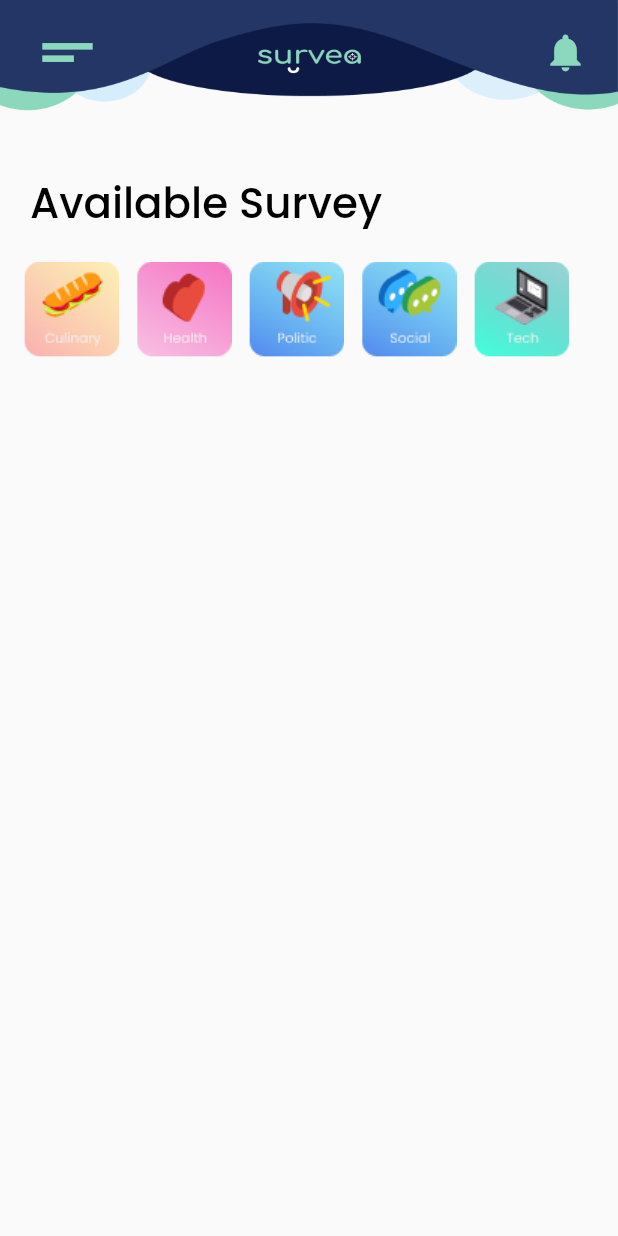
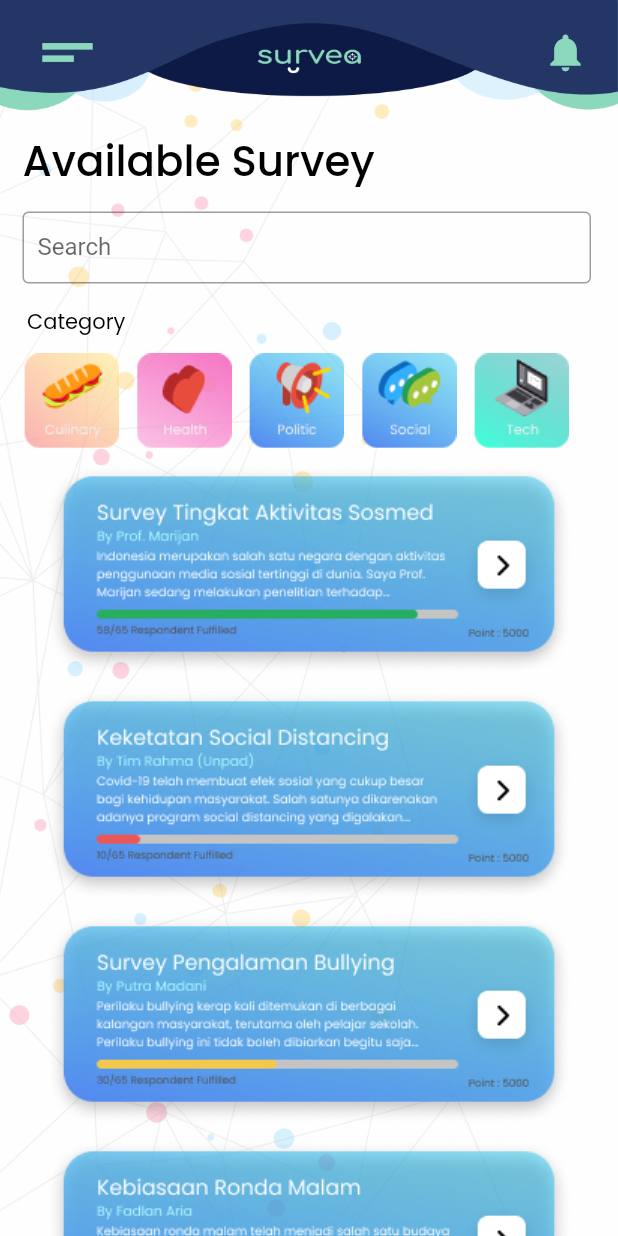
Before and after one commit to hazelflith/survea_app, a Flutter app: the screen it shows after launch, on a phone screen of 412 x 824 dp. Run offline on Flutter 3.47's test engine with Material 2 defaults, Android fonts, the phone set to English and light mode, and no system bars; our stand-ins replace dio, get_it, stacked, webview_flutter.

Commit message:
survey list view

```diff
--- a/lib/ui/router.dart
+++ b/lib/ui/router.dart
@@ -15,6 +15,8 @@ class Router {
         return MaterialPageRoute(builder: (_) => Survey());
       case 'surveylist':
         return MaterialPageRoute(builder: (_) => SurveyList());
+      case 'surveycreate':
+        return MaterialPageRoute(builder: (_) => SurveyCreate());
       default:
         return MaterialPageRoute(builder: (_) {
           return Scaffold(
--- a/lib/ui/views/all_views.dart
+++ b/lib/ui/views/all_views.dart
@@ -3,3 +3,4 @@ export 'login_view.dart';
 export 'register_view.dart';
 export 'survey_view.dart';
 export 'surveylist_view.dart';
+export 'surveycreate_view.dart';
--- a/lib/ui/views/surveylist_view.dart
+++ b/lib/ui/views/surveylist_view.dart
@@ -2,7 +2,6 @@ import 'package:flutter/material.dart';
 import 'package:survea_app/ui/ui_helper.dart';
 import 'package:survea_app/ui/widgets/appbar/home_appbar.dart';
 import 'package:survea_app/ui/widgets/appbar/menu_drawer.dart';
-import 'package:survea_app/ui/widgets/surveycat_list.dart';
 
 class SurveyList extends StatefulWidget {
   @override
@@ -16,12 +15,19 @@ class _SurveyListState extends State<SurveyList> {
   @override
   Widget build(BuildContext context) {
     UIHelper.init(context);
-    return Scaffold(
+    return Container(
+        decoration: BoxDecoration(
+          image: DecorationImage(
+            image: AssetImage('assets/image/home/bg.png'),
+            fit: BoxFit.fill,
+          ),
+        ),
+        child: Scaffold(
+            backgroundColor: Colors.transparent,
             drawer: MenuDrawer(),
             key: _scaffoldKey,
             body: SafeArea(
-            child: ListView(
-          children: <Widget>[
+              child: ListView(children: <Widget>[
                 Container(
                     decoration: BoxDecoration(
                   image: DecorationImage(
@@ -41,11 +47,11 @@ class _SurveyListState extends State<SurveyList> {
                     child: HomeAppBar(scaffoldKey: _scaffoldKey),
                   ),
                 ),
-            UIHelper.vSpaceMedium(),
+                UIHelper.vSpaceSmall(),
                 Container(
                   child: Padding(
-                padding: const EdgeInsets.symmetric(
-                    horizontal: 20.0, vertical: 15.0),
+                    padding: const EdgeInsets.only(
+                        left: 15.0, right: 15.0, bottom: 15.0, top: 5.0),
                     child: Column(
                         mainAxisAlignment: MainAxisAlignment.start,
                         crossAxisAlignment: CrossAxisAlignment.start,
@@ -55,8 +61,64 @@ class _SurveyListState extends State<SurveyList> {
                         ]),
                   ),
                 ),
+                Padding(
+                  padding: const EdgeInsets.only(
+                      bottom: 15.0, left: 15.0, right: 18.0),
+                  child: TextFormField(
+                    decoration: InputDecoration(
+                        contentPadding: new EdgeInsets.symmetric(
+                            vertical: 5.0, horizontal: 10.0),
+                        labelText: 'Search',
+                        border: OutlineInputBorder()),
+                  ),
+                ),
+                Container(
+                  child: Padding(
+                    padding: const EdgeInsets.only(
+                        left: 18.0, right: 15.0, bottom: 5.0, top: 0.0),
+                    child: Column(
+                        mainAxisAlignment: MainAxisAlignment.start,
+                        crossAxisAlignment: CrossAxisAlignment.start,
+                        children: <Widget>[
+                          Text('Category',
+                              style: Theme.of(context).textTheme.display2),
+                        ]),
+                  ),
+                ),
                 _horizontalListView1(),
-          ],
+                Padding(
+                  padding: const EdgeInsets.only(right: 0.0, bottom: 0.0),
+                  child: SizedBox(
+                      height: 150,
+                      child: Image(
+                          image:
+                              AssetImage('assets/image/survey/survey1.png'))),
+                ),
+                Padding(
+                  padding: const EdgeInsets.only(right: 0.0),
+                  child: SizedBox(
+                      height: 150,
+                      child: Image(
+                          image:
+                              AssetImage('assets/image/survey/survey2.png'))),
+                ),
+                Padding(
+                  padding: const EdgeInsets.only(right: 0.0),
+                  child: SizedBox(
+                      height: 150,
+                      child: Image(
+                          image:
+                              AssetImage('assets/image/survey/survey3.png'))),
+                ),
+                Padding(
+                  padding: const EdgeInsets.only(right: 0.0),
+                  child: SizedBox(
+                      height: 150,
+                      child: Image(
+                          image:
+                              AssetImage('assets/image/survey/survey4.png'))),
+                ),
+              ]),
             )));
   }
 
```
Also changed, not shown: lib/ui/views/surveycreate_view.dart (added, +74 -0 lines), lib/ui/widgets/surveycat_list.dart (deleted, +0 -61 lines), pubspec.yaml (+10 -0 lines), assets/image/survey/survey1.png (added), assets/image/survey/survey2.png (added), assets/image/survey/survey3.png (added), assets/image/survey/survey4.png (added). Lines whose indentation alone changed are shown as unchanged.
